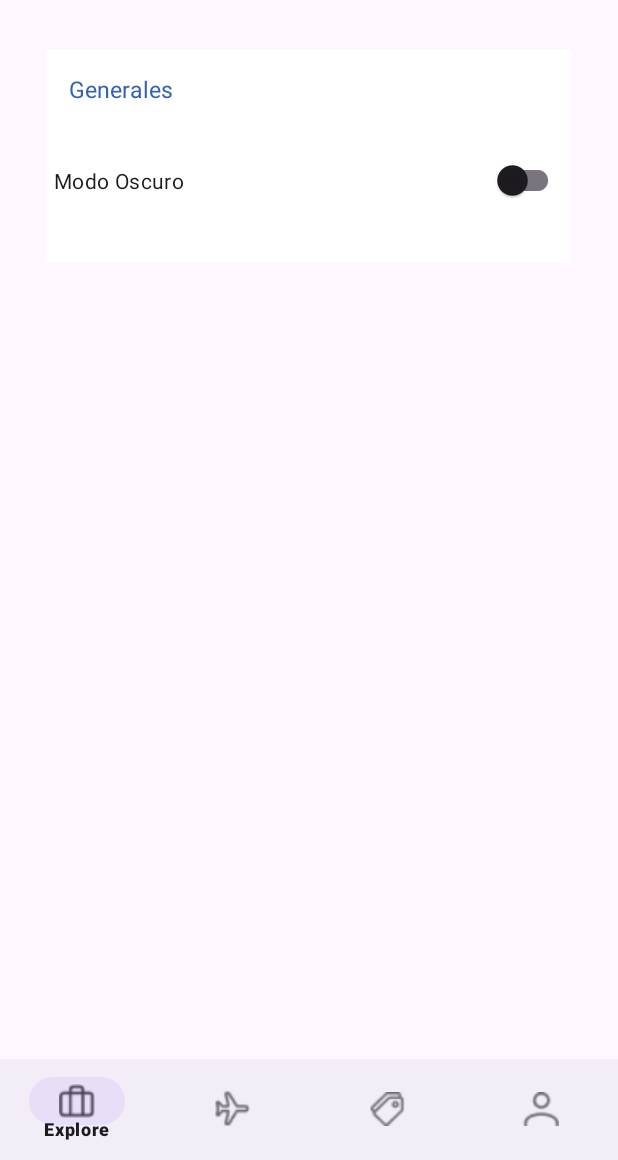
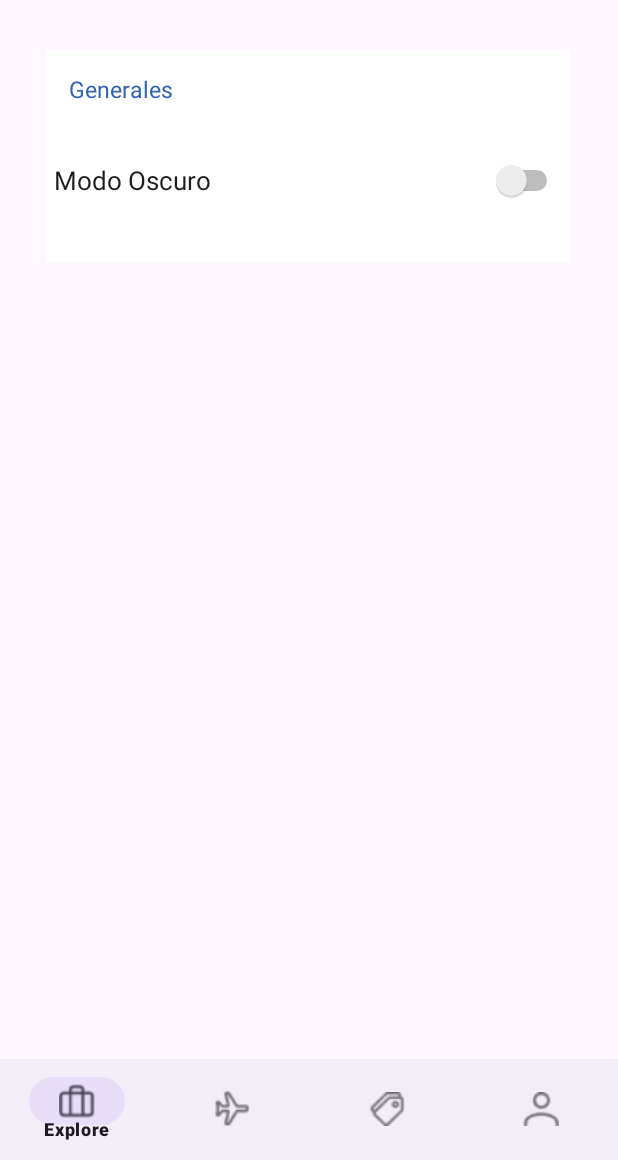
Before and after one commit to Aguscai710/Parcial-TP3, an Android app: the screen it shows after launch (MainActivity), in the side drawer, after a tap on "Settings", on a phone screen of 412 x 824 dp, the part 76-1236 px from its top. Run offline under Robolectric (Android 15) with nearby library versions, the phone set to English and light mode, and no system bars; our stand-ins replace navigation-ui.

Commit message:
Revert "Solucione crash del drawer y agregue layout settings (falta funcionalidad switch)"
This reverts commit 313ea326091385fbf703a87b6f434171205e82ab.

```diff
--- a/app/src/main/java/com/example/parcial/ui/main/MainActivity.kt
+++ b/app/src/main/java/com/example/parcial/ui/main/MainActivity.kt
@@ -1,11 +1,8 @@
 package com.example.parcial.ui.main
 
-import android.annotation.SuppressLint
 import android.content.Context
 import android.content.SharedPreferences
-import android.content.res.Configuration
 import android.os.Bundle
-import android.view.View
 import android.widget.Switch
 import androidx.appcompat.app.ActionBarDrawerToggle
 import androidx.appcompat.app.AppCompatActivity
@@ -29,12 +26,11 @@ import com.example.parcial.ui.settings.SettingsFragment
 import com.example.parcial.ui.splash.SplashFragment
 import com.google.android.material.bottomnavigation.BottomNavigationView
 import com.google.android.material.navigation.NavigationView
-import com.google.android.material.switchmaterial.SwitchMaterial
 
 class MainActivity : AppCompatActivity() {
 
+    private lateinit var binding: ActivityMainBinding
 
-    private lateinit var binding: ActivityMainBinding
     private lateinit var navHostFragment: NavHostFragment
     private lateinit var drawerLayout: DrawerLayout
     private lateinit var navigationView: NavigationView
@@ -43,31 +39,11 @@ class MainActivity : AppCompatActivity() {
 
 
     override fun onCreate(savedInstanceState: Bundle?) {
+        super.onCreate(savedInstanceState)
 
 
-            val sharedPreferences: SharedPreferences =
-                getSharedPreferences("user_preferences", Context.MODE_PRIVATE)
-            val isDarkMode = sharedPreferences.getBoolean("dark_mode", false)
-
-
-            if (isDarkMode) {
-                AppCompatDelegate.setDefaultNightMode(AppCompatDelegate.MODE_NIGHT_YES)
-            } else {
-                AppCompatDelegate.setDefaultNightMode(AppCompatDelegate.MODE_NIGHT_NO)
-            }
-
-
-
-        super.onCreate(savedInstanceState)
         binding = ActivityMainBinding.inflate(layoutInflater)
-
         setContentView(binding.root)
-
-
-
-
-
-
 
         if (savedInstanceState == null) {
             supportFragmentManager.beginTransaction()
@@ -122,16 +98,15 @@ class MainActivity : AppCompatActivity() {
                     drawerLayout.closeDrawers()
                     true
                 }
-
                 R.id.settingsFragment -> {
                     replaceFragment(SettingsFragment())
                     drawerLayout.closeDrawers()
                     true
                 }
-
                 else -> false
             }
         }
+
 
         setupDrawerLayout()
 
--- a/app/src/main/java/com/example/parcial/ui/settings/SettingsFragment.kt
+++ b/app/src/main/java/com/example/parcial/ui/settings/SettingsFragment.kt
@@ -1,6 +1,5 @@
 package com.example.parcial.ui.settings
 
-import android.annotation.SuppressLint
 import android.content.Context
 import android.content.SharedPreferences
 import androidx.fragment.app.viewModels
@@ -12,39 +11,26 @@ import android.view.ViewGroup
 import android.widget.Switch
 import androidx.appcompat.app.AppCompatDelegate
 import com.example.parcial.R
-import com.google.android.material.switchmaterial.SwitchMaterial
 
 class SettingsFragment : Fragment() {
 
-    private lateinit var darkModeSwitch: SwitchMaterial
-    private lateinit var sharedPreferences: SharedPreferences
+
+    companion object {
+        fun newInstance() = SettingsFragment()
+    }
+
+    private val viewModel: SettingsViewModel by viewModels()
+
     override fun onCreate(savedInstanceState: Bundle?) {
         super.onCreate(savedInstanceState)
+
+        // TODO: Use the ViewModel
     }
 
     override fun onCreateView(
         inflater: LayoutInflater, container: ViewGroup?,
         savedInstanceState: Bundle?
     ): View {
-        val view = inflater.inflate(R.layout.fragment_settings, container, false)
-
-        darkModeSwitch = view.findViewById(R.id.botonModoOscuro)
-        sharedPreferences = requireActivity().getSharedPreferences("user_preferences", Context.MODE_PRIVATE)
-
-        val isDarkMode = sharedPreferences.getBoolean("dark_mode", false)
-        darkModeSwitch.isChecked = isDarkMode
-
-        darkModeSwitch.setOnCheckedChangeListener { _, isChecked ->
-            if (isChecked) {
-                AppCompatDelegate.setDefaultNightMode(AppCompatDelegate.MODE_NIGHT_YES)
-            } else {
-                AppCompatDelegate.setDefaultNightMode(AppCompatDelegate.MODE_NIGHT_NO)
-            }
-            sharedPreferences.edit().putBoolean("dark_mode", isChecked).apply()
-        }
-
-        return view
+        return inflater.inflate(R.layout.fragment_settings, container, false)
     }
-
-
 }
--- /dev/null
+++ b/app/src/main/java/com/example/parcial/ui/settings/SettingsViewModel.kt
@@ -0,0 +1,7 @@
+package com.example.parcial.ui.settings
+
+import androidx.lifecycle.ViewModel
+
+class SettingsViewModel : ViewModel() {
+    // TODO: Implement the ViewModel
+}
--- a/app/src/main/res/layout/fragment_settings.xml
+++ b/app/src/main/res/layout/fragment_settings.xml
@@ -1,6 +1,5 @@
 <RelativeLayout xmlns:android="http://schemas.android.com/apk/res/android"
     xmlns:tools="http://schemas.android.com/tools"
-    xmlns:app="http://schemas.android.com/apk/res-auto"
     android:layout_width="match_parent"
     android:layout_height="match_parent"
     tools:context=".ui.offers.OffersFragment">
@@ -30,17 +29,14 @@
             <LinearLayout
                 android:layout_width="match_parent"
                 android:layout_height="match_parent"
-                android:orientation="horizontal"
-                android:gravity="center">
+                android:orientation="horizontal" >
 
-                <com.google.android.material.switchmaterial.SwitchMaterial
-                    android:id="@+id/botonModoOscuro"
-                    android:layout_width="340dp"
-                    android:layout_height="102dp"
+                <Switch
+                    android:id="@+id/switchDarkMode"
+                    android:layout_width="match_parent"
+                    android:layout_height="match_parent"
                     android:text="Modo Oscuro"
-                    app:layout_constraintBottom_toBottomOf="parent"
-                    app:layout_constraintEnd_toEndOf="parent"
-                    app:layout_constraintTop_toTopOf="parent" />
+                    android:textSize="17dp"/>
 
             </LinearLayout>
         </LinearLayout>
```
